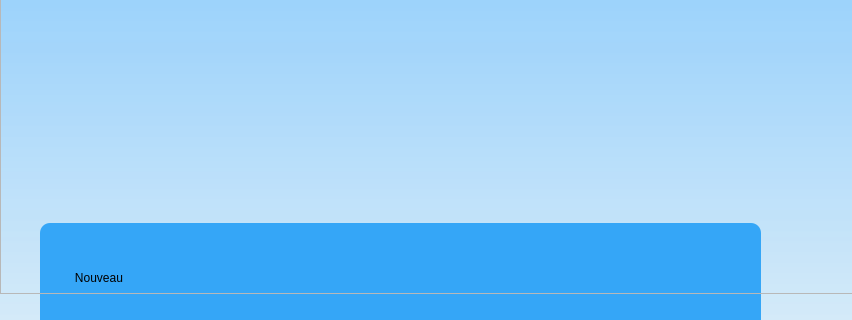
Old version of the form mainwindow.ui in the repository Txikilinux/abuledu-minitexte; both pictures show x 0 to 852 and y 280 to 600 of the 1024 by 600 pixel window.
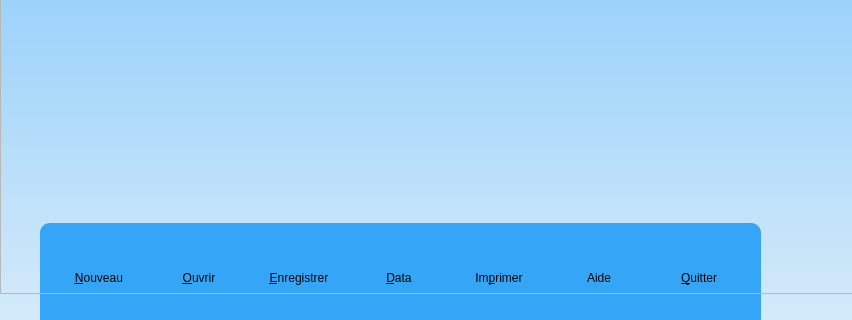
New version of the form. Icons and pictures are not drawn. Custom widgets are drawn as their Qt base class.

Commit message: Essai sur boutons

Diff of the .ui file:
```diff
--- a/mainwindow.ui
+++ b/mainwindow.ui
@@ -175,7 +175,7 @@
         <string notr="true">QPushButton &gt; *{color:red;}QPushButton{border: none; color:rgba(255,255,255,255);background-repeat: no-repeat;background-color:rgba(0,0,0,0);border-image:url(':/abuledutextev1/buttons/new');image-position: center;}:hover{color:rgba(0,0,255,255);background-color:rgba(0,0,0,0);border-image:url(':/abuledutextev1/buttons/newHover');image-position: center;}:pressed{color:rgba(0,0,255,255);background-color:rgba(0,0,0,0);image-position: center;}:disabled{border: none; color:rgba(160,160,164,255);background-color:rgba(0,0,0,0);image:none;image-position: center;}</string>
        </property>
        <property name="text">
-        <string>Nouveau</string>
+        <string>&amp;Nouveau</string>
        </property>
        <property name="CouleurTexteNormale">
         <color>
@@ -219,7 +219,7 @@
         <string notr="true">QPushButton &gt; *{color:red;}QPushButton{border: none; color:rgba(255,255,255,255);background-repeat: no-repeat;background-color:rgba(0,0,0,0);border-image:url(':/abuledutextev1/buttons/open');image-position: center;}:hover{color:rgba(0,0,255,255);background-color:rgba(0,0,0,0);border-image:url(':/abuledutextev1/buttons/openHover');image-position: center;}:pressed{color:rgba(0,0,255,255);background-color:rgba(0,0,0,0);image-position: center;}:disabled{border: none; color:rgba(160,160,164,255);background-color:rgba(0,0,0,0);image:none;image-position: center;}</string>
        </property>
        <property name="text">
-        <string/>
+        <string>&amp;Ouvrir</string>
        </property>
        <property name="CouleurTexteNormale">
         <color>
@@ -263,7 +263,7 @@
         <string notr="true">QPushButton &gt; *{color:red;}QPushButton{border: none; color:rgba(255,255,255,255);background-repeat: no-repeat;background-color:rgba(0,0,0,0);border-image:url(':/abuledutextev1/buttons/export');image-position: center;}:hover{color:rgba(0,0,255,255);background-color:rgba(0,0,0,0);border-image:url(':/abuledutextev1/buttons/exportHover');image-position: center;}:pressed{color:rgba(0,0,255,255);background-color:rgba(0,0,0,0);image-position: center;}:disabled{border: none; color:rgba(160,160,164,255);background-color:rgba(0,0,0,0);image:none;image-position: center;}</string>
        </property>
        <property name="text">
-        <string/>
+        <string>&amp;Enregistrer</string>
        </property>
        <property name="CouleurTexteNormale">
         <color>
@@ -307,7 +307,7 @@
         <string notr="true">QPushButton &gt; *{color:red;}QPushButton{border: none; color:rgba(255,255,255,255);background-repeat: no-repeat;background-color:rgba(0,0,0,0);border-image:url(':/abuledutextev1/buttons/quit');image-position: center;}:hover{color:rgba(0,0,255,255);background-color:rgba(0,0,0,0);border-image:url(':/abuledutextev1/buttons/quitHover');image-position: center;}:pressed{color:rgba(0,0,255,255);background-color:rgba(0,0,0,0);image-position: center;}:disabled{border: none; color:rgba(160,160,164,255);background-color:rgba(0,0,0,0);image:none;image-position: center;}</string>
        </property>
        <property name="text">
-        <string/>
+        <string>&amp;Quitter</string>
        </property>
        <property name="CouleurTexteNormale">
         <color>
@@ -348,7 +348,7 @@
         <string notr="true">QPushButton &gt; *{color:red;}QPushButton{border: none; color:rgba(0,0,0,255);background-repeat: no-repeat;background-color:rgba(0,0,0,0);border-image:url(':/abuledutextev1/buttons/help');image-position: center;}:hover{color:rgba(0,0,255,255);background-color:rgba(0,0,0,0);border-image:url(':/abuledutextev1/buttons/helpHover');image-position: center;}:pressed{color:rgba(0,0,255,255);background-color:rgba(0,0,0,0);image-position: center;}:disabled{border: none; color:rgba(160,160,164,255);background-color:rgba(0,0,0,0);image:none;image-position: center;}</string>
        </property>
        <property name="text">
-        <string/>
+        <string>Aide</string>
        </property>
        <property name="iconeNormale">
         <string>:/abuledutextev1/buttons/help</string>
@@ -373,7 +373,7 @@
         </size>
        </property>
        <property name="text">
-        <string/>
+        <string>Im&amp;primer</string>
        </property>
        <property name="iconeNormale">
         <string>:/abuledutextev1/buttons/print</string>
@@ -398,7 +398,7 @@
         </size>
        </property>
        <property name="text">
-        <string/>
+        <string>&amp;Data</string>
        </property>
        <property name="iconeNormale">
         <string>:/abuledutextev1/buttons/data</string>
```
Left out of the diff: 64 changed lines with no effect on the pictures. The commit also changes 2 other files.
